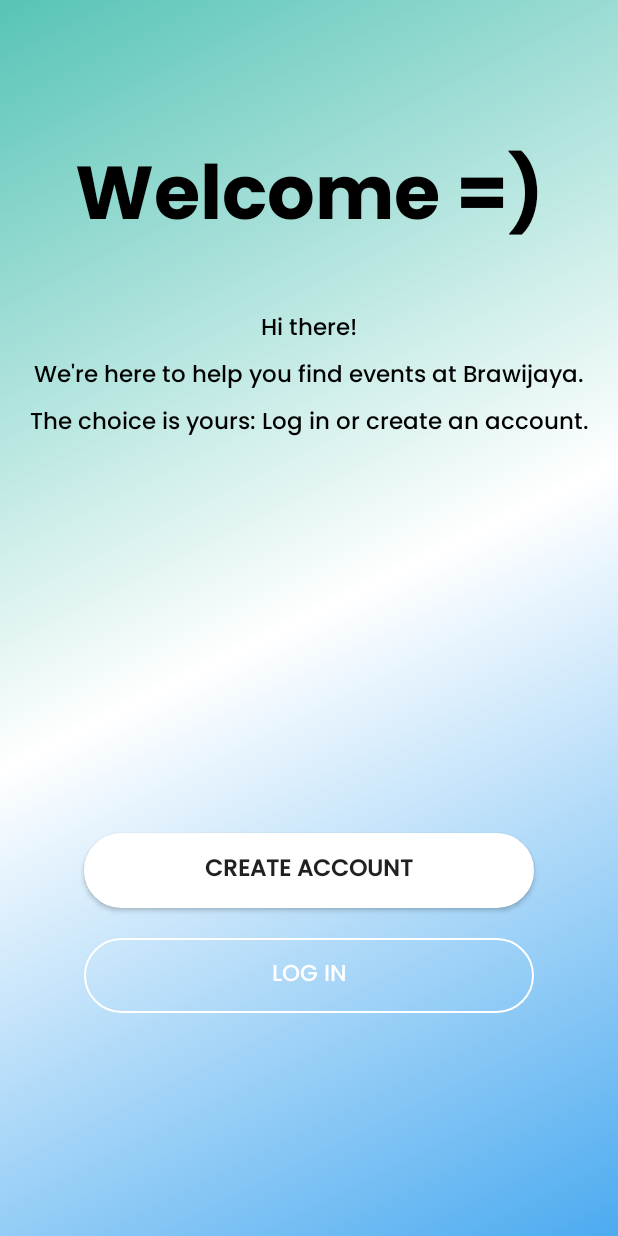
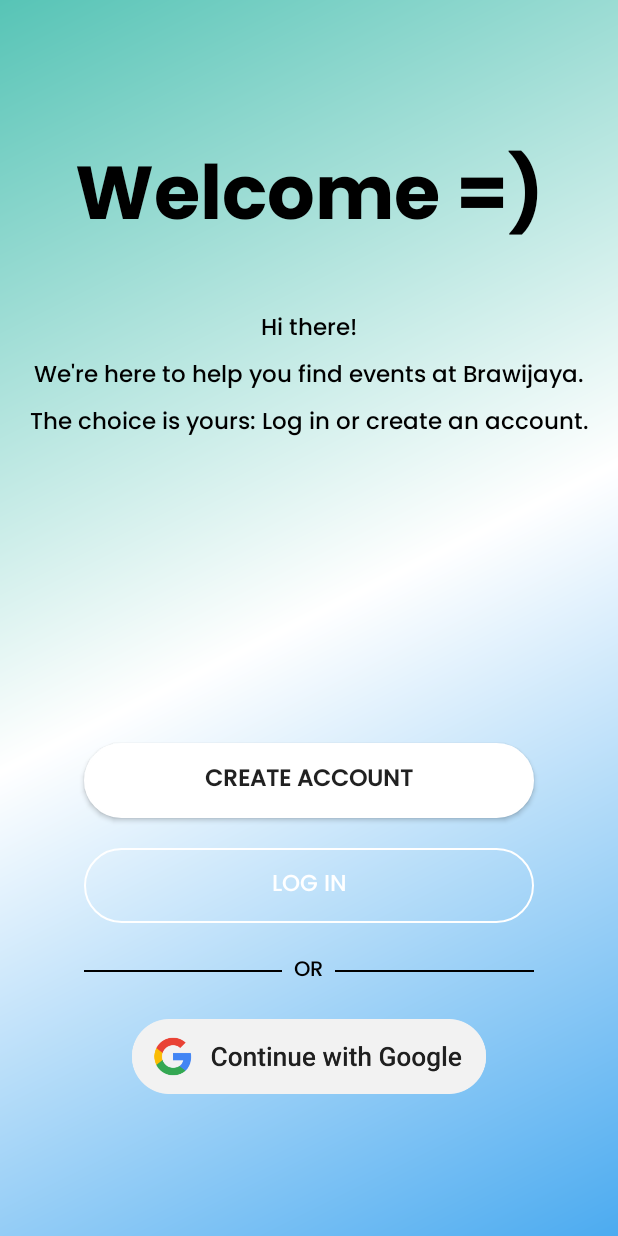
Before and after one commit to abhistbn/HuddleUp, an Android app: the screen it shows after launch (N_LauncherActivity), on a phone screen of 412 x 824 dp. Run offline under Robolectric (Android 15) with nearby library versions, the phone set to English and light mode, and no system bars; our stand-ins replace Firebase (no records; nobody signed in at launch, a user with empty details on screens opened directly).

Commit message:
nama commit

```diff
--- a/app/build.gradle
+++ b/app/build.gradle
@@ -48,6 +48,8 @@
     implementation 'com.google.firebase:firebase-database'
     implementation 'com.google.firebase:firebase-storage'
     implementation 'com.cloudinary:cloudinary-android:2.4.0'
+    implementation 'com.google.android.gms:play-services-auth:21.2.0'
+
 
 
 }
--- a/app/src/main/java/com/example/huddleup/N_LauncherActivity.java
+++ b/app/src/main/java/com/example/huddleup/N_LauncherActivity.java
@@ -1,15 +1,37 @@
 package com.example.huddleup;
 
+import android.app.Activity;
 import android.content.Intent;
 import android.os.Bundle;
+import android.util.Log;
 import android.view.View;
 import android.widget.Button;
+import android.widget.ImageButton;
+import android.widget.Toast;
 
+import androidx.activity.result.ActivityResultLauncher;
+import androidx.activity.result.contract.ActivityResultContracts;
 import androidx.appcompat.app.AppCompatActivity;
+
+import com.google.android.gms.auth.api.signin.GoogleSignIn;
+import com.google.android.gms.auth.api.signin.GoogleSignInAccount;
+import com.google.android.gms.auth.api.signin.GoogleSignInClient;
+import com.google.android.gms.auth.api.signin.GoogleSignInOptions;
+import com.google.android.gms.common.api.ApiException;
+import com.google.android.gms.tasks.Task;
+import com.google.firebase.auth.AuthCredential;
+import com.google.firebase.auth.FirebaseAuth;
+import com.google.firebase.auth.FirebaseUser;
+import com.google.firebase.auth.GoogleAuthProvider;
 
 public class N_LauncherActivity extends AppCompatActivity {
 
     Button btnl_SigIn, btnl_LogIn;
+    ImageButton btnContinueWithGoogle;
+
+    private GoogleSignInClient mGoogleSignInClient;
+    private FirebaseAuth mAuth;
+    private ActivityResultLauncher<Intent> googleSignInLauncher;
 
     @Override
     protected void onCreate(Bundle savedInstanceState) {
@@ -18,21 +40,72 @@
 
         btnl_SigIn = findViewById(R.id.btnl_SigIn);
         btnl_LogIn = findViewById(R.id.btnl_LogIn);
+        btnContinueWithGoogle = findViewById(R.id.btnContinueWithGoogle);
 
-        btnl_LogIn.setOnClickListener(new View.OnClickListener() {
-            @Override
-            public void onClick(View v) {
-                Intent intent = new Intent(N_LauncherActivity.this, N_LoginActivity.class);
-                startActivity(intent);
-            }
+        mAuth = FirebaseAuth.getInstance();
+
+        GoogleSignInOptions gso = new GoogleSignInOptions.Builder(GoogleSignInOptions.DEFAULT_SIGN_IN)
+                .requestIdToken(getString(R.string.default_web_client_id))
+                .requestEmail()
+                .build();
+        mGoogleSignInClient = GoogleSignIn.getClient(this, gso);
+
+        googleSignInLauncher = registerForActivityResult(
+                new ActivityResultContracts.StartActivityForResult(),
+                result -> {
+                    if (result.getResultCode() == Activity.RESULT_OK) {
+                        Intent data = result.getData();
+                        Task<GoogleSignInAccount> task = GoogleSignIn.getSignedInAccountFromIntent(data);
+                        try {
+                            GoogleSignInAccount account = task.getResult(ApiException.class);
+                            firebaseAuthWithGoogle(account.getIdToken());
+                        } catch (ApiException e) {
+                            Toast.makeText(N_LauncherActivity.this, "Google sign in gagal: " + e.getMessage(), Toast.LENGTH_SHORT).show();
+                        }
+                    }
+                });
+
+        btnl_LogIn.setOnClickListener(v -> {
+            Intent intent = new Intent(N_LauncherActivity.this, N_LoginActivity.class);
+            startActivity(intent);
         });
 
-        btnl_SigIn.setOnClickListener(new View.OnClickListener() {
-            @Override
-            public void onClick(View v) {
-                Intent intent = new Intent(N_LauncherActivity.this, N_SigninActivity.class);
-                startActivity(intent);
-            }
+        btnl_SigIn.setOnClickListener(v -> {
+            Intent intent = new Intent(N_LauncherActivity.this, N_SigninActivity.class);
+            startActivity(intent);
         });
+
+        btnContinueWithGoogle.setOnClickListener(v -> signIn());
+    }
+
+    @Override
+    protected void onStart() {
+        super.onStart();
+        FirebaseUser currentUser = mAuth.getCurrentUser();
+
+    }
+
+    private void signIn() {
+        Intent signInIntent = mGoogleSignInClient.getSignInIntent();
+        googleSignInLauncher.launch(signInIntent);
+    }
+
+    private void firebaseAuthWithGoogle(String idToken) {
+        AuthCredential credential = GoogleAuthProvider.getCredential(idToken, null);
+        mAuth.signInWithCredential(credential)
+                .addOnCompleteListener(this, task -> {
+                    if (task.isSuccessful()) {
+                        Toast.makeText(N_LauncherActivity.this, "Login Google Berhasil!", Toast.LENGTH_SHORT).show();
+                        navigateToMainActivity();
+                    } else {
+                        Toast.makeText(N_LauncherActivity.this, "Autentikasi Firebase Gagal.", Toast.LENGTH_SHORT).show();
+                    }
+                });
+    }
+
+    private void navigateToMainActivity() {
+        Intent intent = new Intent(N_LauncherActivity.this, Z_MainActivity.class);
+        startActivity(intent);
+        finish();
     }
 }
--- a/app/src/main/java/com/example/huddleup/Z_EventP2.java
+++ b/app/src/main/java/com/example/huddleup/Z_EventP2.java
@@ -23,7 +23,7 @@
     private Uri imageUri;
 
     public Z_EventP2() {
-        // Diperlukan oleh Firebase
+
     }
 
     public Z_EventP2(String id, String name, String imageUrl, String date, String time, String location, String about) {
@@ -81,7 +81,6 @@
         }
     };
 
-    // --- GETTER DAN SETTER ---
     public String getId() { return id; }
     public void setId(String id) { this.id = id; }
     public String getName() { return name; }
--- a/app/src/main/res/layout/d_activity_wishlist.xml
+++ b/app/src/main/res/layout/d_activity_wishlist.xml
@@ -5,6 +5,7 @@
     android:layout_width="match_parent"
     android:layout_height="match_parent"
     android:background="@drawable/background"
+    android:fitsSystemWindows="true"
     tools:context=".D_WishlistActivity">
 
     <com.google.android.material.appbar.AppBarLayout
--- a/app/src/main/res/layout/d_activity_wishlist_detail.xml
+++ b/app/src/main/res/layout/d_activity_wishlist_detail.xml
@@ -6,9 +6,9 @@
     android:layout_height="match_parent"
     android:background="@drawable/background"
     android:orientation="vertical"
+    android:fitsSystemWindows="true"
     tools:context=".D_WishlistDetailActivity">
 
-    <!-- MENGGUNAKAN Toolbar DARI AppCompat -->
     <androidx.appcompat.widget.Toolbar
         android:id="@+id/toolbarDetail"
         android:layout_width="match_parent"
--- a/app/src/main/res/layout/n_activity_launcher.xml
+++ b/app/src/main/res/layout/n_activity_launcher.xml
@@ -7,7 +7,6 @@
     android:layout_height="match_parent"
     tools:context=".N_LauncherActivity"
     android:background="@drawable/bg_launcher">
-
 
     <TextView
         android:id="@+id/textView"
@@ -28,9 +27,7 @@
         android:id="@+id/textView2"
         android:layout_width="wrap_content"
         android:layout_height="wrap_content"
-        android:layout_marginStart="170dp"
         android:layout_marginTop="30dp"
-        android:layout_marginEnd="170dp"
         android:text="Hi there!"
         android:textSize="15sp"
         android:textColor="@color/black"
@@ -46,10 +43,11 @@
         android:layout_marginStart="50dp"
         android:layout_marginTop="5dp"
         android:layout_marginEnd="50dp"
+        android:gravity="center"
+        android:text="We're here to help you find events at Brawijaya."
+        android:textColor="@color/black"
         android:textSize="15sp"
-        android:textColor="@color/black"
         android:fontFamily="@font/poppinsmedium"
-        android:text="We're here to help you find events at Brawijaya."
         app:layout_constraintEnd_toEndOf="parent"
         app:layout_constraintStart_toStartOf="parent"
         app:layout_constraintTop_toBottomOf="@+id/textView2" />
@@ -61,10 +59,11 @@
         android:layout_marginStart="50dp"
         android:layout_marginTop="5dp"
         android:layout_marginEnd="50dp"
+        android:gravity="center"
+        android:text="The choice is yours: Log in or create an account."
+        android:textColor="@color/black"
         android:textSize="15sp"
-        android:textColor="@color/black"
         android:fontFamily="@font/poppinsmedium"
-        android:text="The choice is yours: Log in or create an account."
         app:layout_constraintEnd_toEndOf="parent"
         app:layout_constraintStart_toStartOf="parent"
         app:layout_constraintTop_toBottomOf="@+id/textView3" />
@@ -74,7 +73,7 @@
         android:layout_width="300dp"
         android:layout_height="50dp"
         android:layout_marginStart="100dp"
-        android:layout_marginTop="260dp"
+        android:layout_marginTop="200dp"
         android:layout_marginEnd="100dp"
         android:background="@drawable/btn_sigin"
         android:fontFamily="@font/poppinsmedium"
@@ -100,4 +99,54 @@
         app:layout_constraintEnd_toEndOf="parent"
         app:layout_constraintStart_toStartOf="parent"
         app:layout_constraintTop_toBottomOf="@+id/btnl_SigIn" />
+
+
+    <LinearLayout
+        android:id="@+id/dividerLayout"
+        android:layout_width="300dp"
+        android:layout_height="wrap_content"
+        android:layout_marginTop="20dp"
+        android:gravity="center_vertical"
+        android:orientation="horizontal"
+        app:layout_constraintEnd_toEndOf="@+id/btnl_LogIn"
+        app:layout_constraintStart_toStartOf="@+id/btnl_LogIn"
+        app:layout_constraintTop_toBottomOf="@+id/btnl_LogIn">
+
+        <View
+            android:layout_width="0dp"
+            android:layout_height="1dp"
+            android:layout_weight="1"
+            android:background="@color/black" />
+
+        <TextView
+            android:layout_width="wrap_content"
+            android:layout_height="wrap_content"
+            android:layout_marginStart="8dp"
+            android:layout_marginEnd="8dp"
+            android:text="OR"
+            android:textColor="@color/black"
+            android:fontFamily="@font/poppinsmedium"
+            android:textAllCaps="true" />
+
+        <View
+            android:layout_width="0dp"
+            android:layout_height="1dp"
+            android:layout_weight="1"
+            android:background="@color/black" />
+    </LinearLayout>
+
+    <ImageButton
+        android:id="@+id/btnContinueWithGoogle"
+        android:layout_width="300dp"
+        android:layout_height="50dp"
+        android:layout_marginTop="20dp"
+        android:adjustViewBounds="true"
+        android:background="@android:color/transparent"
+        android:contentDescription="Lanjutkan dengan Google"
+        android:scaleType="fitCenter"
+        android:src="@drawable/ic_continue_with_google"
+        app:layout_constraintEnd_toEndOf="@+id/dividerLayout"
+        app:layout_constraintStart_toStartOf="@+id/dividerLayout"
+        app:layout_constraintTop_toBottomOf="@+id/dividerLayout" />
+
 </androidx.constraintlayout.widget.ConstraintLayout>
--- a/app/src/main/res/values/strings.xml
+++ b/app/src/main/res/values/strings.xml
@@ -4,6 +4,8 @@
     <string name="back">&lt; Back</string>
     <string name="profile_picture">Profile picture</string>
     <string name="notification_title">Title</string>
+    <string name="default_web_client_id">601847698528-juqn55ii7hrvsfpjo50ugkrktto9d9p7.apps.googleusercontent.com</string>
+
 
 
 </resources>
```
Also changed, not shown: app/src/main/java/com/example/huddleup/D_WishlistAdapter.java (+19 -13 lines), app/src/main/java/com/example/huddleup/NotificationActivity.java (+131 -131 lines), app/src/main/java/com/example/huddleup/Z_EventAdapterP2.java (+4 -10 lines), app/src/main/res/drawable/ic_continue_with_google.png (added).
